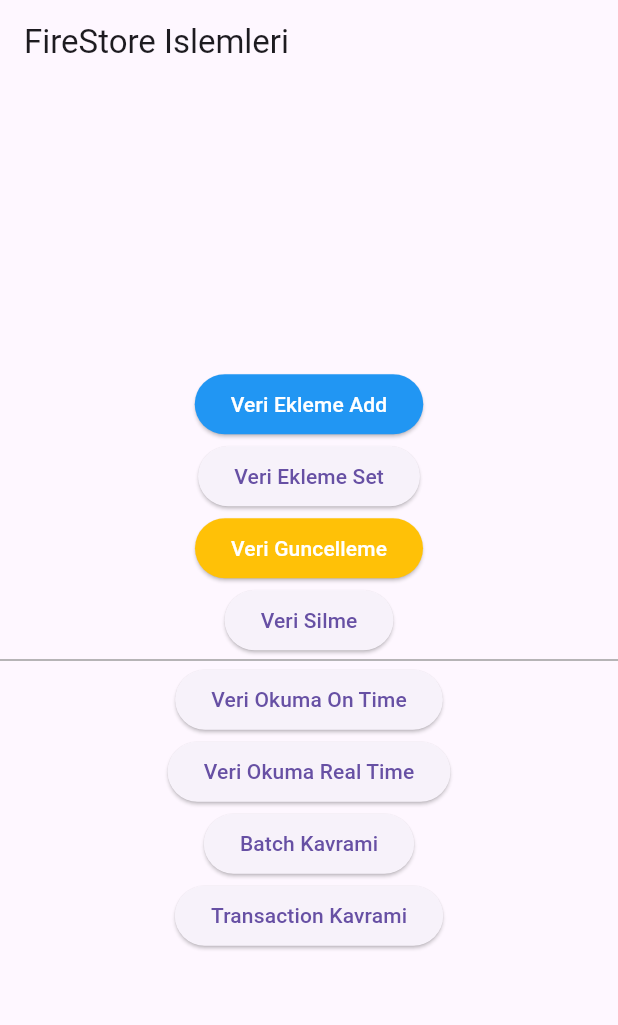
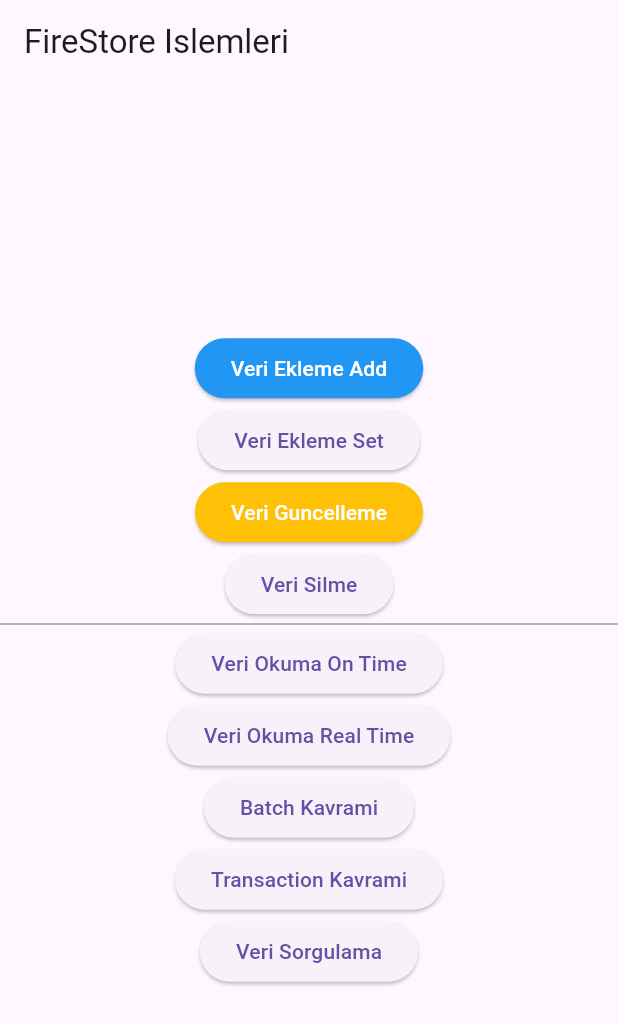
Before and after one commit to tahaturan/flutter_firebase, a Flutter app: the screen it shows after launch, on a phone screen of 412 x 824 dp. Shown: the top 1025 px of the screen. Run offline on Flutter 3.47's test engine with Material 2 defaults, Android fonts, the phone set to English and light mode, and no system bars; our stand-ins replace cloud_firestore, firebase_auth, firebase_core, google_sign_in; accounts and stored records are empty.

Commit message:
fireStore veritabaninda sorgulama yapmak

```diff
--- a/lib/pages/firestore_islemleri.dart
+++ b/lib/pages/firestore_islemleri.dart
@@ -7,6 +7,7 @@ import 'package:flutter_firebase/widgets/veri_guncelle_btn.dart';
 import 'package:flutter_firebase/widgets/veri_okuma_on_time_btn.dart';
 import 'package:flutter_firebase/widgets/veri_okuma_real_time_btn.dart';
 import 'package:flutter_firebase/widgets/veri_silme_btn.dart';
+import 'package:flutter_firebase/widgets/veri_sorgulama_btn.dart';
 
 class FireStoreIslemleri extends StatefulWidget {
   const FireStoreIslemleri({Key? key}) : super(key: key);
@@ -38,6 +39,7 @@ class _FireStoreIslemleriState extends State<FireStoreIslemleri> {
             VeriOkumaRealTimeBtn(),
             BatchKavramiBtn(),
             TransactionKavramiBtn(),
+            VeriSorgulamaBtn(),
           ],
         ),
       ),
--- /dev/null
+++ b/lib/widgets/veri_sorgulama_btn.dart
@@ -0,0 +1,40 @@
+import 'package:cloud_firestore/cloud_firestore.dart';
+import 'package:flutter/material.dart';
+
+class VeriSorgulamaBtn extends StatefulWidget {
+  const VeriSorgulamaBtn({Key? key}) : super(key: key);
+
+  @override
+  State<VeriSorgulamaBtn> createState() => _VeriSorgulamaBtnState();
+}
+
+class _VeriSorgulamaBtnState extends State<VeriSorgulamaBtn> {
+  FirebaseFirestore firestore = FirebaseFirestore.instance;
+  @override
+  Widget build(BuildContext context) {
+    return ElevatedButton(
+      onPressed: () {
+        queryingData();
+      },
+      child: const Text(
+        "Veri Sorgulama",
+      ),
+    );
+  }
+
+  void queryingData() async {
+    var usersRef = firestore.collection("users");
+
+    var sonuc = await usersRef.where("yas", isNotEqualTo: 30).get();
+
+    for (var user in sonuc.docs) {
+      debugPrint(user.data().toString());
+    }
+
+    var sirala = await usersRef.orderBy("yas", descending: true).get();
+
+    for (var users in sirala.docs) {
+      debugPrint(users.data().toString());
+    }
+  }
+}
```
